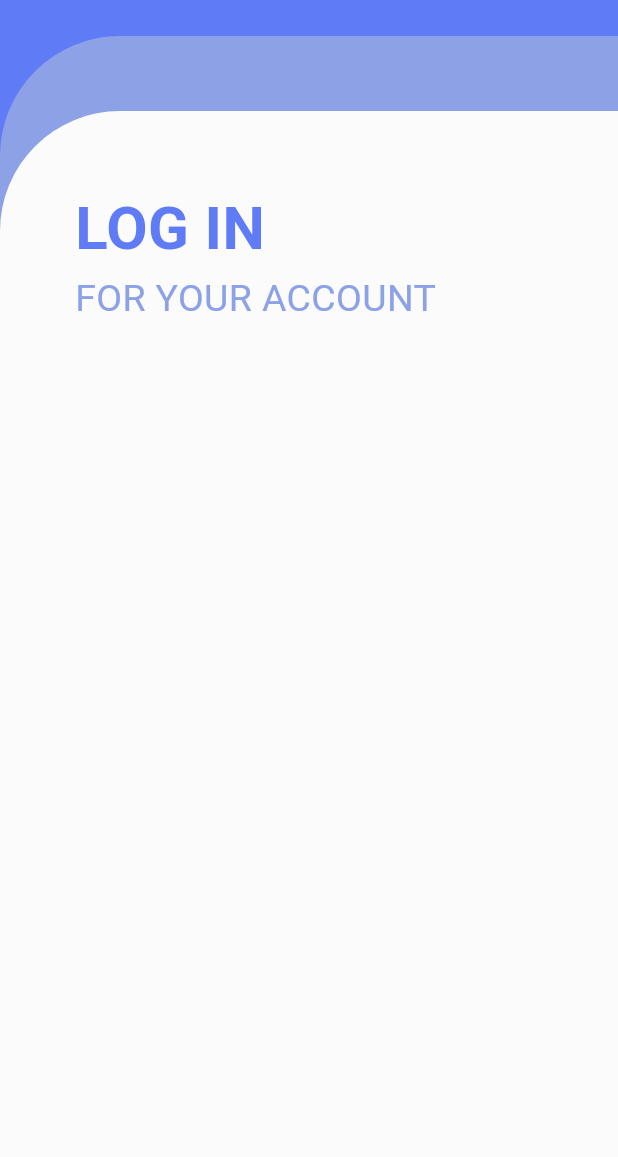
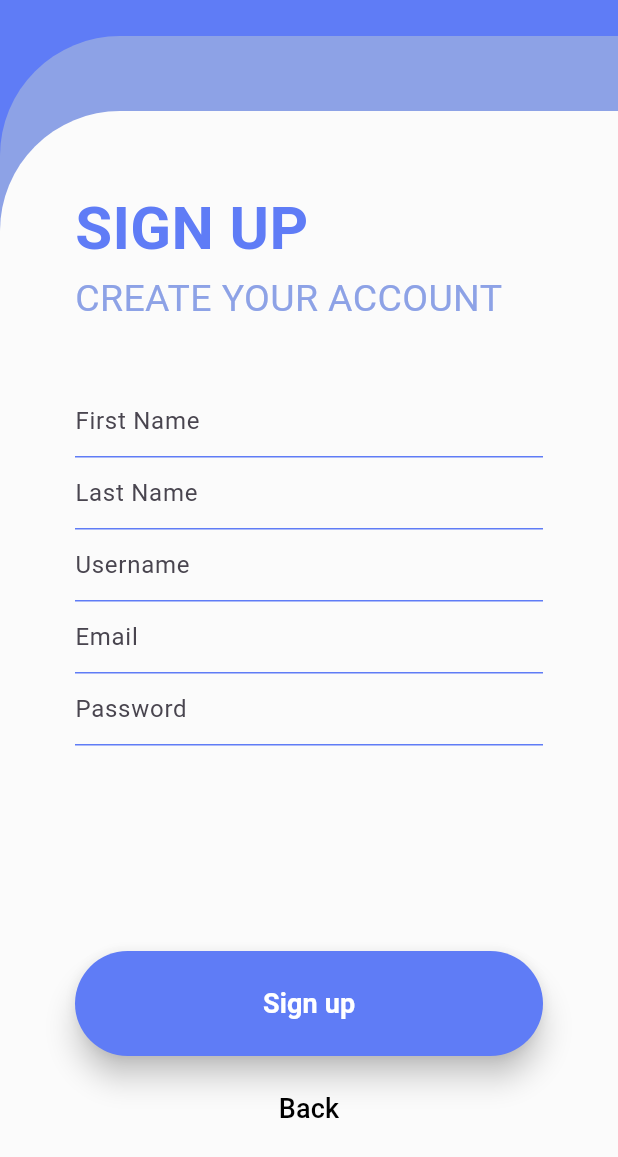
Before and after one commit to CMSC-23-2nd-Sem-2024-2025/Lakbay, a Flutter app: the screen it shows after launch, on a phone screen of 412 x 824 dp. Shown: the top 1157 px of the screen. Run offline on Flutter 3.47's test engine with Material 3 defaults, Android fonts, the phone set to English and light mode, and no system bars; our stand-ins replace flutter_animate, google_fonts; Roboto replaces fonts that are missing (Podkova).

Commit message:
added sign and sign in

```diff
--- a/lakbay/lib/main.dart
+++ b/lakbay/lib/main.dart
@@ -2,6 +2,7 @@ import 'package:flutter/material.dart';
 import 'screens/login_page.dart';
 import 'package:google_fonts/google_fonts.dart';
 import 'screens/login_details.dart';
+import 'screens/signup_details.dart';
 void main(){
     runApp(const MyApp());
 }
@@ -13,7 +14,7 @@ class MyApp extends StatelessWidget {
   Widget build(BuildContext context) {
     return MaterialApp(
         debugShowCheckedModeBanner: false,
-        home: LoginDetails(), // run the login page
+        home: SignupDetails(), // run the login page
         theme: ThemeData(
 
         textTheme: GoogleFonts.podkovaTextTheme(
--- /dev/null
+++ b/lakbay/lib/screens/signup_details.dart
@@ -0,0 +1,185 @@
+import 'package:flutter/material.dart';
+
+class SignupDetails extends StatefulWidget {
+  const SignupDetails({super.key});
+
+  @override
+  State<SignupDetails> createState() => SignupDetailsState();
+}
+
+class SignupDetailsState extends State<SignupDetails> {
+  @override
+  Widget build(BuildContext context) {
+    return Scaffold(
+      resizeToAvoidBottomInset: false,
+      backgroundColor: const Color(0xFF5F7CF6),
+      body: SafeArea(
+        child: SizedBox.expand(
+          child: Stack(
+            children: [
+              // Bottom layer
+              Positioned(
+                bottom: 0,
+                left: 0,
+                right: 0,
+                child: Container(
+                  height: 800,
+                  decoration: const BoxDecoration(
+                    color: Color(0xFF8DA2E6),
+                    borderRadius: BorderRadius.only(
+                      topLeft: Radius.circular(80),
+                    ),
+                  ),
+                ),
+              ),
+
+              // Top layer
+              Positioned(
+                bottom: 0,
+                left: 0,
+                right: 0,
+                child: Container(
+                  height: 750,
+                  decoration: const BoxDecoration(
+                    color: Color(0xFFFBFBFB),
+                    borderRadius: BorderRadius.only(
+                      topLeft: Radius.circular(80),
+                    ),
+                  ),
+                  child: Padding(
+                    padding: const EdgeInsets.all(50),
+                    child: Column(
+                      crossAxisAlignment: CrossAxisAlignment.start,
+                      children: [
+                        Text(
+                          "SIGN UP",
+                          style: TextStyle(
+                            color: Color(0xFF5F7CF6),
+                            fontWeight: FontWeight.bold,
+                            fontSize: 40,
+                          ),
+                        ),
+                        Text(
+                          "CREATE YOUR ACCOUNT",
+                          style: TextStyle(
+                            color: Color(0xFF8DA2E6),
+                            fontSize: 25,
+                          ),
+                        ),
+                        SizedBox(height: 40),
+
+                        TextFormField(
+                          decoration: InputDecoration(
+                            hintText: 'First Name',
+                            enabledBorder: UnderlineInputBorder(
+                              borderSide: BorderSide(color: Color(0xFF5F7CF6)),
+                            ),
+                          ),
+                        ),
+
+                        TextFormField(
+                          decoration: InputDecoration(
+                            hintText: 'Last Name',
+                            enabledBorder: UnderlineInputBorder(
+                              borderSide: BorderSide(color: Color(0xFF5F7CF6)),
+                            ),
+                          ),
+                        ),
+
+                        TextFormField(
+                          decoration: InputDecoration(
+                            hintText: 'Username',
+                            enabledBorder: UnderlineInputBorder(
+                              borderSide: BorderSide(color: Color(0xFF5F7CF6)),
+                            ),
+                          ),
+                        ),
+
+
+
+                        // Email TextFormField
+                        TextFormField(
+                          decoration: InputDecoration(
+                            hintText: 'Email',
+                            enabledBorder: UnderlineInputBorder(
+                              borderSide: BorderSide(color: Color(0xFF5F7CF6)),
+                            ),
+                          ),
+                        ),
+
+                        // Password TextFormField
+                        TextFormField(
+                          obscureText: true,
+                          decoration: InputDecoration(
+                            hintText: 'Password',
+                            enabledBorder: UnderlineInputBorder(
+                              borderSide: BorderSide(color: Color(0xFF5F7CF6)),
+                            ),
+                          ),
+                        ),
+
+                        // Spacer to push button to the bottom
+                        Spacer(),
+
+                        // Log In Button
+                        SizedBox(
+                          width: 315,
+                          height: 70,
+                          child: ElevatedButton(
+                            onPressed: () {},
+                            style: ElevatedButton.styleFrom(
+                              backgroundColor: Color(0xFF5F7CF6),
+                              elevation: 8,
+                              shape: RoundedRectangleBorder(
+                                borderRadius: BorderRadius.circular(50),
+                              ),
+                            ),
+                            child: Text(
+                              "Sign up",
+                              style: TextStyle(
+                                fontSize: 18,
+                                color: Color(0xFFFFFFFF),
+                                fontWeight: FontWeight.bold,
+                              ),
+                            ),
+                          ),
+                        ),
+
+                        SizedBox(
+                          width: 315,
+                          height: 70,
+                          child: ElevatedButton(
+                            onPressed: () {},
+                            style: ElevatedButton.styleFrom(
+                              backgroundColor:
+                                  Colors.transparent,
+                              shadowColor: Colors.transparent,
+                              elevation: 0,
+                              shape: RoundedRectangleBorder(
+                                borderRadius: BorderRadius.circular(50),
+                                side:
+                                    BorderSide.none,
+                              ),
+                            ),
+                            child: Text(
+                              "Back",
+                              style: TextStyle(
+                                fontSize: 18,
+                                color: Color(0xFF000000),
+
+                              ),
+                            ),
+                          ),
+                        ),
+                      ],
+                    ),
+                  ),
+                ),
+              ),
+            ],
+          ),
+        ),
+      ),
+    );
+  }
+}
```
Also changed, not shown: lakbay/lib/components/buttons.dart (deleted, +0 -36 lines), lakbay/lib/components/text_form_field.dart (deleted, +0 -46 lines), lakbay/lib/screens/login_details.dart (+83 -15 lines).
